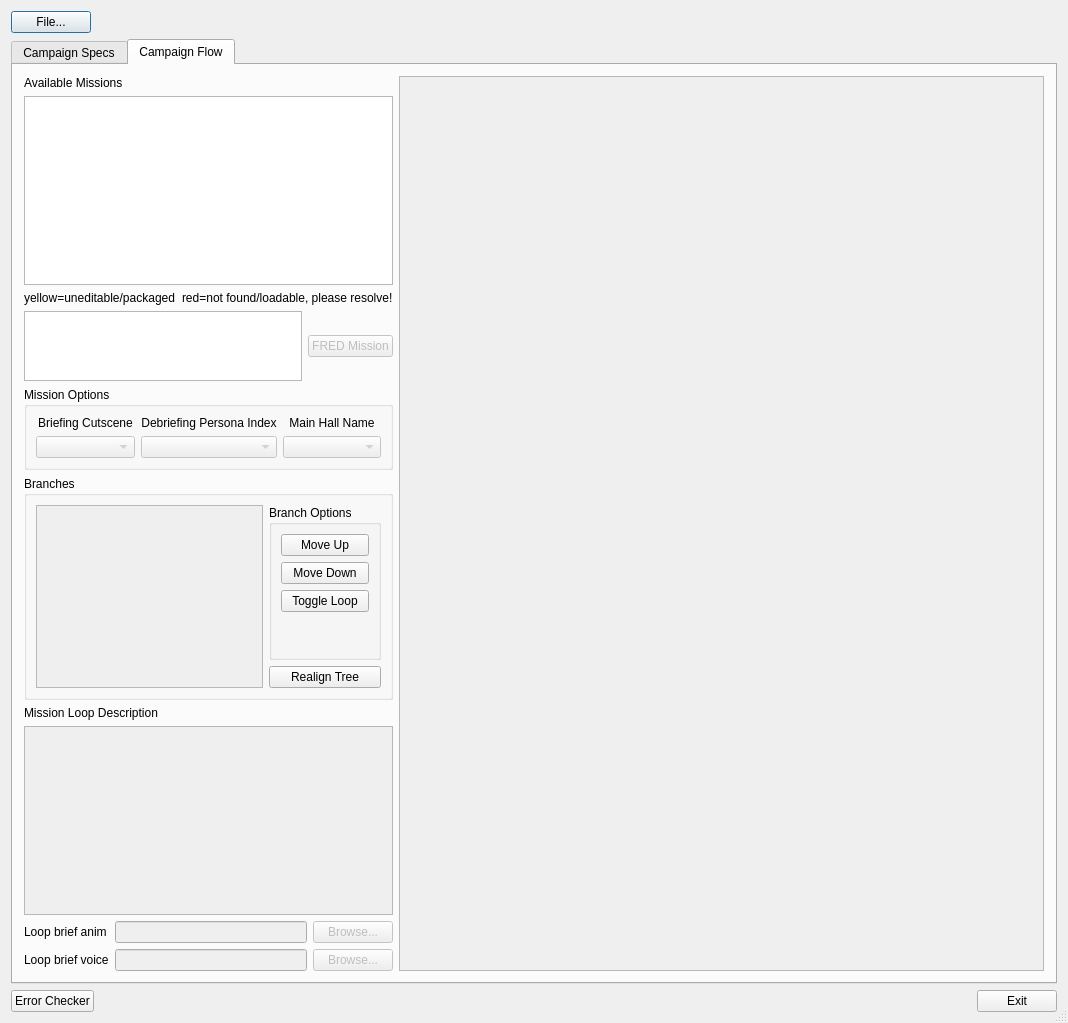
This is qtfred/ui/CampaignEditorDialog.ui in the-maddin/fs2open.github.com as Qt 5 draws it before an edit. The edited form follows.
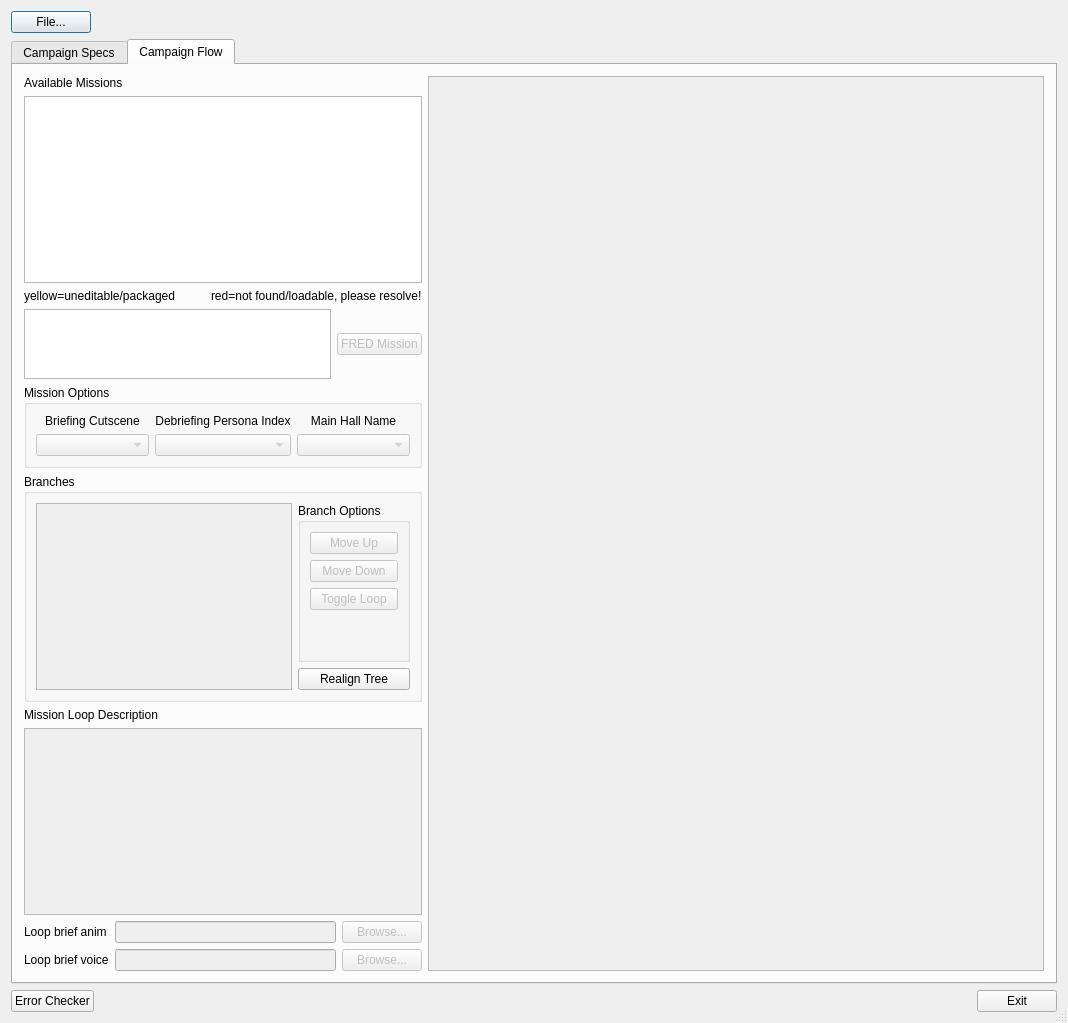
This is the edited form. The open tabs and pages were chosen to show the change. Custom widgets are drawn as their Qt base class.

Commit message: Use campaign branch sexp_tree and load formulas

```diff
--- a/qtfred/ui/CampaignEditorDialog.ui
+++ b/qtfred/ui/CampaignEditorDialog.ui
@@ -323,9 +323,9 @@
            </property>
            <layout class="QHBoxLayout" name="horizontalLayout">
             <item>
-             <widget class="QScrollArea" name="scrBranches">
-              <property name="widgetResizable">
-               <bool>true</bool>
+             <widget class="fso::fred::sexp_tree" name="sxtBranches">
+              <property name="enabled">
+               <bool>false</bool>
               </property>
               <widget class="QWidget" name="sexpView">
                <property name="geometry">
@@ -349,6 +349,9 @@
                 <layout class="QVBoxLayout" name="verticalLayout">
                  <item>
                   <widget class="QPushButton" name="btnBranchUp">
+                   <property name="enabled">
+                    <bool>false</bool>
+                   </property>
                    <property name="text">
                     <string>Move Up</string>
                    </property>
@@ -356,6 +359,9 @@
                  </item>
                  <item>
                   <widget class="QPushButton" name="btnBranchDown">
+                   <property name="enabled">
+                    <bool>false</bool>
+                   </property>
                    <property name="text">
                     <string>Move Down</string>
                    </property>
@@ -363,6 +369,9 @@
                  </item>
                  <item>
                   <widget class="QPushButton" name="btnBranchLoop">
+                   <property name="enabled">
+                    <bool>false</bool>
+                   </property>
                    <property name="text">
                     <string>Toggle Loop</string>
                    </property>
@@ -540,6 +549,13 @@
    </item>
   </layout>
  </widget>
+ <customwidgets>
+  <customwidget>
+   <class>fso::fred::sexp_tree</class>
+   <extends>QTreeView</extends>
+   <header>ui/widgets/sexp_tree.h</header>
+  </customwidget>
+ </customwidgets>
  <tabstops>
   <tabstop>lstMissions</tabstop>
   <tabstop>scrBranches</tabstop>
```
Left out of the diff: 11 changed lines with no effect on the pictures. The commit also changes 4 other files.
